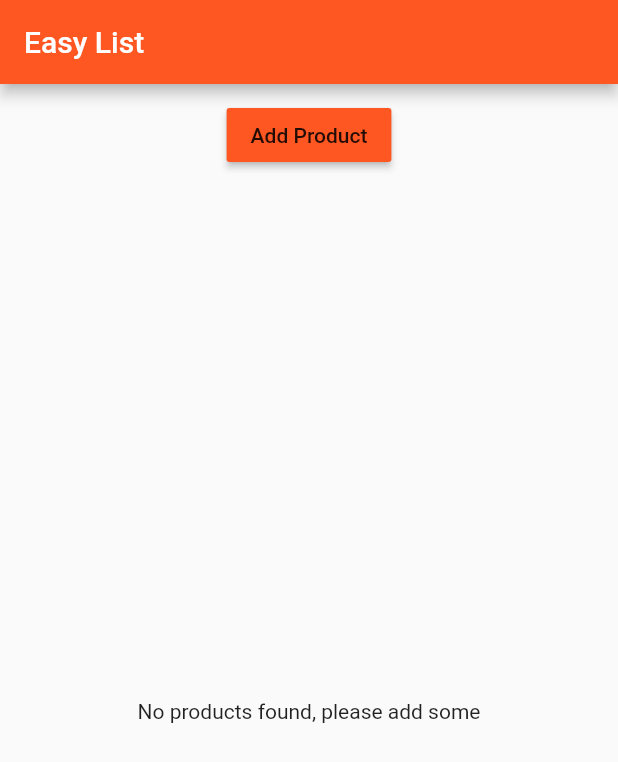
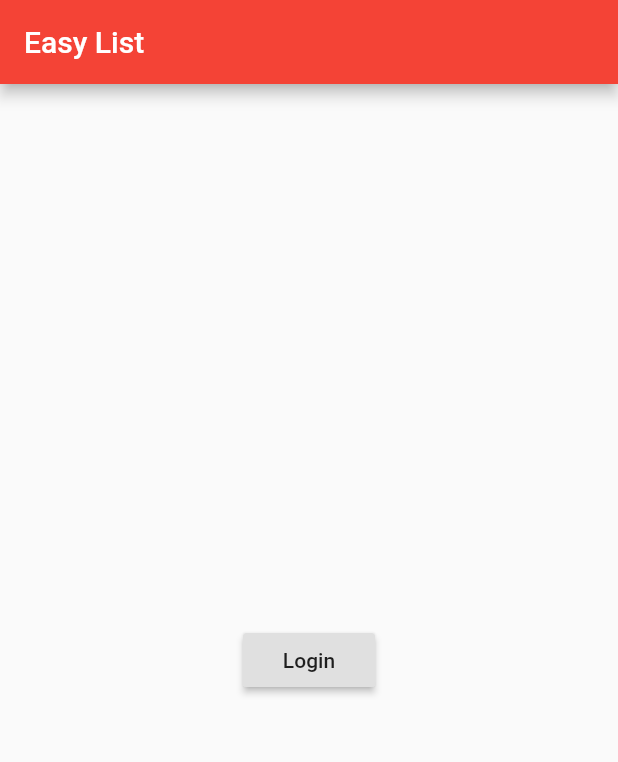
Before and after one commit to pmcarlos/flutter-products-app, a Flutter app: the screen it shows after launch, on a phone screen of 412 x 824 dp. Shown: the top 762 px of the screen. Run offline on Flutter 3.47's test engine with Material 2 defaults, Android fonts, the phone set to English and light mode, and no system bars.

Commit message:
Added Auth screen and Drawer on products

```diff
--- a/lib/main.dart
+++ b/lib/main.dart
@@ -1,6 +1,7 @@
 import 'package:flutter/material.dart';
 
-import 'package:flutter_products_app/pages/home.dart';
+import 'package:flutter_products_app/pages/auth.dart';
+
 void main() {
   runApp(MyApp());
 }
@@ -11,8 +12,8 @@ class MyApp extends StatelessWidget {
     return MaterialApp(
         theme: ThemeData(
             brightness: Brightness.light,
-            primarySwatch: Colors.deepOrange,
-            accentColor: Colors.deepPurple),
-        home: HomePage());
+            primarySwatch: Colors.red,
+            accentColor: Colors.deepOrange[400]),
+        home: AuthPage());
   }
 }
--- /dev/null
+++ b/lib/pages/auth.dart
@@ -0,0 +1,25 @@
+import 'package:flutter/material.dart';
+import 'package:flutter_products_app/pages/products.dart';
+
+class AuthPage extends StatelessWidget {
+  @override
+  Widget build(BuildContext context) {
+    return Scaffold(
+      appBar: AppBar(
+        title: Text('Easy List'),
+      ),
+      body: Center(
+        child: RaisedButton(
+          child: Text('Login'),
+          onPressed: () {
+            Navigator.pushReplacement(
+              context,
+              MaterialPageRoute(
+                  builder: (BuildContext context) => ProductsPage()),
+            );
+          },
+        ),
+      ),
+    );
+  }
+}
--- a/lib/pages/home.dart
+++ /dev/null
@@ -1,13 +0,0 @@
-import 'package:flutter/material.dart';
-import 'package:flutter_products_app/product_manager.dart';
-
-class HomePage extends StatelessWidget {
-  @override
-  Widget build(BuildContext context) {
-    return Scaffold(
-            appBar: AppBar(
-              title: Text('Easy List'),
-            ),
-            body: ProductManager());
-  }
-}
--- a/lib/pages/product.dart
+++ b/lib/pages/product.dart
@@ -30,7 +30,7 @@ class ProductPage extends StatelessWidget {
                   padding: EdgeInsets.all(10.0),
                   child: RaisedButton(
                     color: Theme.of(context).accentColor,
-                    child: Text('Go back'),
+                    child: Text('Delete'),
                     onPressed: () => Navigator.pop(context, true),
                   ),
                 )
--- a/lib/product_control.dart
+++ b/lib/product_control.dart
@@ -7,7 +7,6 @@ class ProductControl extends StatelessWidget {
 
   @override
   Widget build(BuildContext context) {
-    // TODO: implement build
     return RaisedButton(
         color: Theme.of(context).primaryColor,
         onPressed: () =>
```
Also changed, not shown: lib/pages/products.dart (added, +27 -0 lines).
